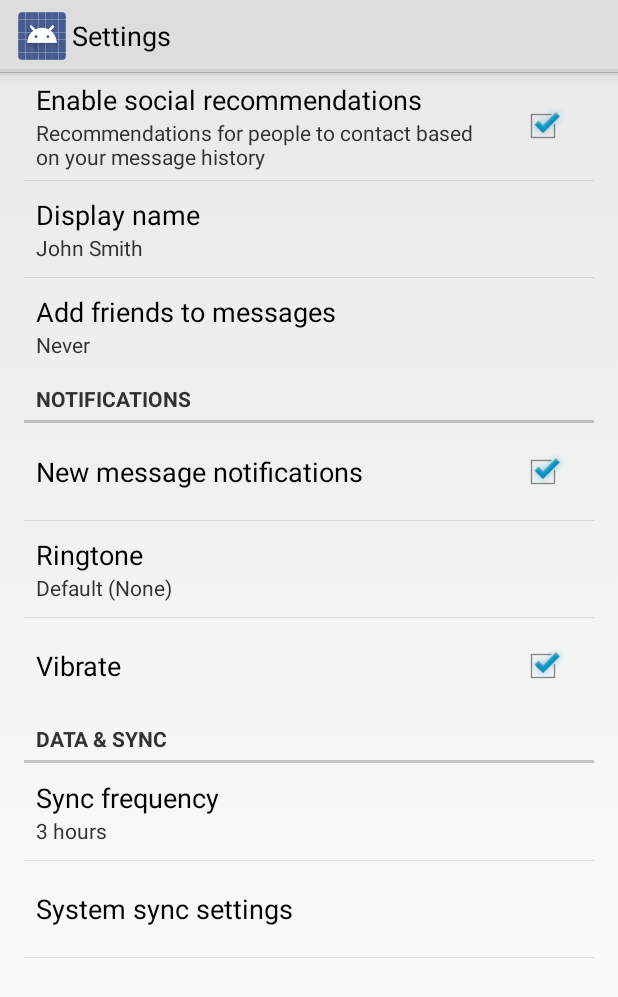
After one commit to njdart/botanyAppRepo, an Android app: the SettingsActivity screen opened directly, with no data from a screen before it, on a phone screen of 412 x 824 dp. The commit adds this screen. Shown: the top 997 px of the screen. Run offline under Robolectric (Android 15) with nearby library versions, the phone set to English and light mode, and no system bars.

Commit message:
Preferences menu

```diff
--- a/src/android/bottanyApp/app/build.gradle
+++ b/src/android/bottanyApp/app/build.gradle
@@ -21,6 +21,7 @@
 
 dependencies {
     compile fileTree(dir: 'libs', include: ['*.jar'])
-    compile 'com.google.android.gms:play-services:6.1.71'
-    compile 'com.android.support:appcompat-v7:21.0.0'
+    compile 'com.google.android.gms:play-services:6.5.87'
+    compile 'com.android.support:appcompat-v7:21.0.3'
+    compile 'com.android.support:support-v4:21.0.3'
 }
--- /dev/null
+++ b/src/android/bottanyApp/app/src/main/java/uk/ac/aber/cs221/group2/SettingsActivity.java
@@ -0,0 +1,259 @@
+package uk.ac.aber.cs221.group2;
+
+import android.annotation.TargetApi;
+import android.content.Context;
+import android.content.res.Configuration;
+import android.media.Ringtone;
+import android.media.RingtoneManager;
+import android.net.Uri;
+import android.os.Build;
+import android.os.Bundle;
+import android.preference.ListPreference;
+import android.preference.Preference;
+import android.preference.PreferenceActivity;
+import android.preference.PreferenceCategory;
+import android.preference.PreferenceFragment;
+import android.preference.PreferenceManager;
+import android.preference.RingtonePreference;
+import android.text.TextUtils;
+
+
+import java.util.List;
+
+/**
+ * A {@link PreferenceActivity} that presents a set of application settings. On
+ * handset devices, settings are presented as a single list. On tablets,
+ * settings are split by category, with category headers shown to the left of
+ * the list of settings.
+ * <p/>
+ * See <a href="http://developer.android.com/design/patterns/settings.html">
+ * Android Design: Settings</a> for design guidelines and the <a
+ * href="http://developer.android.com/guide/topics/ui/settings.html">Settings
+ * API Guide</a> for more information on developing a Settings UI.
+ */
+public class SettingsActivity extends PreferenceActivity {
+    /**
+     * Determines whether to always show the simplified settings UI, where
+     * settings are presented in a single list. When false, settings are shown
+     * as a master/detail two-pane view on tablets. When true, a single pane is
+     * shown on tablets.
+     */
+    private static final boolean ALWAYS_SIMPLE_PREFS = false;
+
+
+    @Override
+    protected void onPostCreate(Bundle savedInstanceState) {
+        super.onPostCreate(savedInstanceState);
+
+        setupSimplePreferencesScreen();
+    }
+
+    /**
+     * Shows the simplified settings UI if the device configuration if the
+     * device configuration dictates that a simplified, single-pane UI should be
+     * shown.
+     */
+    private void setupSimplePreferencesScreen() {
+        if (!isSimplePreferences(this)) {
+            return;
+        }
+
+        // In the simplified UI, fragments are not used at all and we instead
+        // use the older PreferenceActivity APIs.
+
+        // Add 'general' preferences.
+        addPreferencesFromResource(R.xml.pref_general);
+
+        // Add 'notifications' preferences, and a corresponding header.
+        PreferenceCategory fakeHeader = new PreferenceCategory(this);
+        fakeHeader.setTitle(R.string.pref_header_notifications);
+        getPreferenceScreen().addPreference(fakeHeader);
+        addPreferencesFromResource(R.xml.pref_notification);
+
+        // Add 'data and sync' preferences, and a corresponding header.
+        fakeHeader = new PreferenceCategory(this);
+        fakeHeader.setTitle(R.string.pref_header_data_sync);
+        getPreferenceScreen().addPreference(fakeHeader);
+        addPreferencesFromResource(R.xml.pref_data_sync);
+
+        // Bind the summaries of EditText/List/Dialog/Ringtone preferences to
+        // their values. When their values change, their summaries are updated
+        // to reflect the new value, per the Android Design guidelines.
+        bindPreferenceSummaryToValue(findPreference("example_text"));
+        bindPreferenceSummaryToValue(findPreference("example_list"));
+        bindPreferenceSummaryToValue(findPreference("notifications_new_message_ringtone"));
+        bindPreferenceSummaryToValue(findPreference("sync_frequency"));
+    }
+
+    /**
+     * {@inheritDoc}
+     */
+    @Override
+    public boolean onIsMultiPane() {
+        return isXLargeTablet(this) && !isSimplePreferences(this);
+    }
+
+    /**
+     * Helper method to determine if the device has an extra-large screen. For
+     * example, 10" tablets are extra-large.
+     */
+    private static boolean isXLargeTablet(Context context) {
+        return (context.getResources().getConfiguration().screenLayout
+                & Configuration.SCREENLAYOUT_SIZE_MASK) >= Configuration.SCREENLAYOUT_SIZE_XLARGE;
+    }
+
+    /**
+     * Determines whether the simplified settings UI should be shown. This is
+     * true if this is forced via {@link #ALWAYS_SIMPLE_PREFS}, or the device
+     * doesn't have newer APIs like {@link PreferenceFragment}, or the device
+     * doesn't have an extra-large screen. In these cases, a single-pane
+     * "simplified" settings UI should be shown.
+     */
+    private static boolean isSimplePreferences(Context context) {
+        return ALWAYS_SIMPLE_PREFS
+                || Build.VERSION.SDK_INT < Build.VERSION_CODES.HONEYCOMB
+                || !isXLargeTablet(context);
+    }
+
+    /**
+     * {@inheritDoc}
+     */
+    @Override
+    @TargetApi(Build.VERSION_CODES.HONEYCOMB)
+    public void onBuildHeaders(List<Header> target) {
+        if (!isSimplePreferences(this)) {
+            loadHeadersFromResource(R.xml.pref_headers, target);
+        }
+    }
+
+    /**
+     * A preference value change listener that updates the preference's summary
+     * to reflect its new value.
+     */
+    private static Preference.OnPreferenceChangeListener sBindPreferenceSummaryToValueListener = new Preference.OnPreferenceChangeListener() {
+        @Override
+        public boolean onPreferenceChange(Preference preference, Object value) {
+            String stringValue = value.toString();
+
+            if (preference instanceof ListPreference) {
+                // For list preferences, look up the correct display value in
+                // the preference's 'entries' list.
+                ListPreference listPreference = (ListPreference) preference;
+                int index = listPreference.findIndexOfValue(stringValue);
+
+                // Set the summary to reflect the new value.
+                preference.setSummary(
+                        index >= 0
+                                ? listPreference.getEntries()[index]
+                                : null);
+
+            } else if (preference instanceof RingtonePreference) {
+                // For ringtone preferences, look up the correct display value
+                // using RingtoneManager.
+                if (TextUtils.isEmpty(stringValue)) {
+                    // Empty values correspond to 'silent' (no ringtone).
+                    preference.setSummary(R.string.pref_ringtone_silent);
+
+                } else {
+                    Ringtone ringtone = RingtoneManager.getRingtone(
+                            preference.getContext(), Uri.parse(stringValue));
+
+                    if (ringtone == null) {
+                        // Clear the summary if there was a lookup error.
+                        preference.setSummary(null);
+                    } else {
+                        // Set the summary to reflect the new ringtone display
+                        // name.
+                        String name = ringtone.getTitle(preference.getContext());
+                        preference.setSummary(name);
+                    }
+                }
+
+            } else {
+                // For all other preferences, set the summary to the value's
+                // simple string representation.
+                preference.setSummary(stringValue);
+            }
+            return true;
+        }
+    };
+
+    /**
+     * Binds a preference's summary to its value. More specifically, when the
+     * preference's value is changed, its summary (line of text below the
+     * preference title) is updated to reflect the value. The summary is also
+     * immediately updated upon calling this method. The exact display format is
+     * dependent on the type of preference.
+     *
+     * @see #sBindPreferenceSummaryToValueListener
+     */
+    private static void bindPreferenceSummaryToValue(Preference preference) {
+        // Set the listener to watch for value changes.
+        preference.setOnPreferenceChangeListener(sBindPreferenceSummaryToValueListener);
+
+        // Trigger the listener immediately with the preference's
+        // current value.
+        sBindPreferenceSummaryToValueListener.onPreferenceChange(preference,
+                PreferenceManager
+                        .getDefaultSharedPreferences(preference.getContext())
+                        .getString(preference.getKey(), ""));
+    }
+
+    /**
+     * This fragment shows general preferences only. It is used when the
+     * activity is showing a two-pane settings UI.
+     */
+    @TargetApi(Build.VERSION_CODES.HONEYCOMB)
+    public static class GeneralPreferenceFragment extends PreferenceFragment {
+        @Override
+        public void onCreate(Bundle savedInstanceState) {
+            super.onCreate(savedInstanceState);
+            addPreferencesFromResource(R.xml.pref_general);
+
+            // Bind the summaries of EditText/List/Dialog/Ringtone preferences
+            // to their values. When their values change, their summaries are
+            // updated to reflect the new value, per the Android Design
+            // guidelines.
+            bindPreferenceSummaryToValue(findPreference("example_text"));
+            bindPreferenceSummaryToValue(findPreference("example_list"));
+        }
+    }
+
+    /**
+     * This fragment shows notification preferences only. It is used when the
+     * activity is showing a two-pane settings UI.
+     */
+    @TargetApi(Build.VERSION_CODES.HONEYCOMB)
+    public static class NotificationPreferenceFragment extends PreferenceFragment {
+        @Override
+        public void onCreate(Bundle savedInstanceState) {
+            super.onCreate(savedInstanceState);
+            addPreferencesFromResource(R.xml.pref_notification);
+
+            // Bind the summaries of EditText/List/Dialog/Ringtone preferences
+            // to their values. When their values change, their summaries are
+            // updated to reflect the new value, per the Android Design
+            // guidelines.
+            bindPreferenceSummaryToValue(findPreference("notifications_new_message_ringtone"));
+        }
+    }
+
+    /**
+     * This fragment shows data and sync preferences only. It is used when the
+     * activity is showing a two-pane settings UI.
+     */
+    @TargetApi(Build.VERSION_CODES.HONEYCOMB)
+    public static class DataSyncPreferenceFragment extends PreferenceFragment {
+        @Override
+        public void onCreate(Bundle savedInstanceState) {
+            super.onCreate(savedInstanceState);
+            addPreferencesFromResource(R.xml.pref_data_sync);
+
+            // Bind the summaries of EditText/List/Dialog/Ringtone preferences
+            // to their values. When their values change, their summaries are
+            // updated to reflect the new value, per the Android Design
+            // guidelines.
+            bindPreferenceSummaryToValue(findPreference("sync_frequency"));
+        }
+    }
+}
--- a/src/android/bottanyApp/app/src/main/res/layout/activity_site_chooser.xml
+++ b/src/android/bottanyApp/app/src/main/res/layout/activity_site_chooser.xml
@@ -4,7 +4,7 @@
     android:paddingRight="@dimen/activity_horizontal_margin"
     android:paddingTop="@dimen/activity_vertical_margin"
     android:paddingBottom="@dimen/activity_vertical_margin"
-    tools:context="uk.ac.aber.cs221.group2.SiteChooser">
+    tools:context="uk.ac.aber.cs221.group2.SiteChooserActivity">
 
     <LinearLayout
         android:orientation="vertical"
--- a/src/android/bottanyApp/app/src/main/res/menu/menu_launch.xml
+++ /dev/null
@@ -1,6 +0,0 @@
-<menu xmlns:android="http://schemas.android.com/apk/res/android"
-    xmlns:tools="http://schemas.android.com/tools"
-    tools:context="uk.ac.aber.cs221.group2.LaunchActivity">
-    <!--<item android:id="@+id/action_settings" android:title="@string/action_settings"-->
-        <!--android:orderInCategory="100" android:showAsAction="never" />-->
-</menu>
--- a/src/android/bottanyApp/app/src/main/res/menu/menu_species_adder.xml
+++ /dev/null
@@ -1,6 +0,0 @@
-<menu xmlns:android="http://schemas.android.com/apk/res/android"
-    xmlns:tools="http://schemas.android.com/tools"
-    tools:context="uk.ac.aber.cs221.group2.SpeciesAdder">
-    <item android:id="@+id/action_settings" android:title="@string/action_settings"
-        android:orderInCategory="100" android:showAsAction="never" />
-</menu>
--- a/src/android/bottanyApp/app/src/main/res/values/strings.xml
+++ b/src/android/bottanyApp/app/src/main/res/values/strings.xml
@@ -7,5 +7,8 @@
     <string name="action_settings">Settings</string>
     <string name="title_activity_species_adder">Species Adder</string>
     <string name="title_activity_site_chooser">Choose a Site</string>
+    <string name="title_activity_main">MainActivity</string>
+    <string name="foo_settings">foo</string>
+    <string name="action_preferences">Preferences</string>
 
 </resources>
--- /dev/null
+++ b/src/android/bottanyApp/app/src/main/res/values/strings_activity_settings.xml
@@ -0,0 +1,61 @@
+<resources>
+    <string name="title_activity_settings">Settings</string>
+
+    <!-- Strings related to Settings -->
+
+    <!-- Example General settings -->
+    <string name="pref_header_general">General</string>
+
+    <string name="pref_title_social_recommendations">Enable social recommendations</string>
+    <string name="pref_description_social_recommendations">Recommendations for people to contact
+        based on your message history
+    </string>
+
+    <string name="pref_title_display_name">Display name</string>
+    <string name="pref_default_display_name">John Smith</string>
+
+    <string name="pref_title_add_friends_to_messages">Add friends to messages</string>
+    <string-array name="pref_example_list_titles">
+        <item>Always</item>
+        <item>When possible</item>
+        <item>Never</item>
+    </string-array>
+    <string-array name="pref_example_list_values">
+        <item>1</item>
+        <item>0</item>
+        <item>-1</item>
+    </string-array>
+
+    <!-- Example settings for Data & Sync -->
+    <string name="pref_header_data_sync">Data &amp; sync</string>
+
+    <string name="pref_title_sync_frequency">Sync frequency</string>
+    <string-array name="pref_sync_frequency_titles">
+        <item>15 minutes</item>
+        <item>30 minutes</item>
+        <item>1 hour</item>
+        <item>3 hours</item>
+        <item>6 hours</item>
+        <item>Never</item>
+    </string-array>
+    <string-array name="pref_sync_frequency_values">
+        <item>15</item>
+        <item>30</item>
+        <item>60</item>
+        <item>180</item>
+        <item>360</item>
+        <item>-1</item>
+    </string-array>
+
+    <string name="pref_title_system_sync_settings">System sync settings</string>
+
+    <!-- Example settings for Notifications -->
+    <string name="pref_header_notifications">Notifications</string>
+
+    <string name="pref_title_new_message_notifications">New message notifications</string>
+
+    <string name="pref_title_ringtone">Ringtone</string>
+    <string name="pref_ringtone_silent">Silent</string>
+
+    <string name="pref_title_vibrate">Vibrate</string>
+</resources>
--- /dev/null
+++ b/src/android/bottanyApp/app/src/main/res/xml/pref_data_sync.xml
@@ -0,0 +1,21 @@
+<PreferenceScreen xmlns:android="http://schemas.android.com/apk/res/android">
+
+    <!-- NOTE: Hide buttons to simplify the UI. Users can touch outside the dialog to
+         dismiss it. -->
+    <!-- NOTE: ListPreference's summary should be set to its value by the activity code. -->
+    <ListPreference
+        android:key="sync_frequency"
+        android:title="@string/pref_title_sync_frequency"
+        android:entries="@array/pref_sync_frequency_titles"
+        android:entryValues="@array/pref_sync_frequency_values"
+        android:defaultValue="180"
+        android:negativeButtonText="@null"
+        android:positiveButtonText="@null" />
+
+    <!-- This preference simply launches an intent when selected. Use this UI sparingly, per
+         design guidelines. -->
+    <Preference android:title="@string/pref_title_system_sync_settings">
+        <intent android:action="android.settings.SYNC_SETTINGS" />
+    </Preference>
+
+</PreferenceScreen>
--- /dev/null
+++ b/src/android/bottanyApp/app/src/main/res/xml/pref_general.xml
@@ -0,0 +1,33 @@
+<PreferenceScreen xmlns:android="http://schemas.android.com/apk/res/android">
+
+    <CheckBoxPreference
+        android:key="example_checkbox"
+        android:title="@string/pref_title_social_recommendations"
+        android:summary="@string/pref_description_social_recommendations"
+        android:defaultValue="true" />
+
+    <!-- NOTE: EditTextPreference accepts EditText attributes. -->
+    <!-- NOTE: EditTextPreference's summary should be set to its value by the activity code. -->
+    <EditTextPreference
+        android:key="example_text"
+        android:title="@string/pref_title_display_name"
+        android:defaultValue="@string/pref_default_display_name"
+        android:selectAllOnFocus="true"
+        android:inputType="textCapWords"
+        android:capitalize="words"
+        android:singleLine="true"
+        android:maxLines="1" />
+
+    <!-- NOTE: Hide buttons to simplify the UI. Users can touch outside the dialog to
+         dismiss it. -->
+    <!-- NOTE: ListPreference's summary should be set to its value by the activity code. -->
+    <ListPreference
+        android:key="example_list"
+        android:title="@string/pref_title_add_friends_to_messages"
+        android:defaultValue="-1"
+        android:entries="@array/pref_example_list_titles"
+        android:entryValues="@array/pref_example_list_values"
+        android:negativeButtonText="@null"
+        android:positiveButtonText="@null" />
+
+</PreferenceScreen>
--- /dev/null
+++ b/src/android/bottanyApp/app/src/main/res/xml/pref_headers.xml
@@ -0,0 +1,15 @@
+<preference-headers xmlns:android="http://schemas.android.com/apk/res/android">
+
+    <!-- These settings headers are only used on tablets. -->
+
+    <header android:fragment="uk.ac.aber.cs221.group2.SettingsActivity$GeneralPreferenceFragment"
+        android:title="@string/pref_header_general" />
+
+    <header
+        android:fragment="uk.ac.aber.cs221.group2.SettingsActivity$NotificationPreferenceFragment"
+        android:title="@string/pref_header_notifications" />
+
+    <header android:fragment="uk.ac.aber.cs221.group2.SettingsActivity$DataSyncPreferenceFragment"
+        android:title="@string/pref_header_data_sync" />
+
+</preference-headers>
--- /dev/null
+++ b/src/android/bottanyApp/app/src/main/res/xml/pref_notification.xml
@@ -0,0 +1,27 @@
+<PreferenceScreen xmlns:android="http://schemas.android.com/apk/res/android">
+
+    <!-- A 'parent' preference, which enables/disables child preferences (below)
+         when checked/unchecked. -->
+    <CheckBoxPreference
+        android:key="notifications_new_message"
+        android:title="@string/pref_title_new_message_notifications"
+        android:defaultValue="true" />
+
+    <!-- Allows the user to choose a ringtone in the 'notification' category. -->
+    <!-- NOTE: This preference will be enabled only when the checkbox above is checked. -->
+    <!-- NOTE: RingtonePreference's summary should be set to its value by the activity code. -->
+    <RingtonePreference
+        android:dependency="notifications_new_message"
+        android:key="notifications_new_message_ringtone"
+        android:title="@string/pref_title_ringtone"
+        android:ringtoneType="notification"
+        android:defaultValue="content://settings/system/notification_sound" />
+
+    <!-- NOTE: This preference will be enabled only when the checkbox above is checked. -->
+    <CheckBoxPreference
+        android:dependency="notifications_new_message"
+        android:key="notifications_new_message_vibrate"
+        android:title="@string/pref_title_vibrate"
+        android:defaultValue="true" />
+
+</PreferenceScreen>
```
Also changed, not shown: src/android/bottanyApp/app/src/main/AndroidManifest.xml (+8 -3 lines), src/android/bottanyApp/app/src/main/java/uk/ac/aber/cs221/group2/BaseActivity.java (added, +33 -0 lines), src/android/bottanyApp/app/src/main/java/uk/ac/aber/cs221/group2/LaunchActivity.java (+2 -28 lines), src/android/bottanyApp/app/src/main/java/uk/ac/aber/cs221/group2/SiteChooserActivity.java (renamed from src/android/bottanyApp/app/src/main/java/uk/ac/aber/cs221/group2/SiteChooser.java, +3 -28 lines), src/android/bottanyApp/app/src/main/java/uk/ac/aber/cs221/group2/SpeciesAdder.java (+1 -25 lines), src/android/bottanyApp/app/src/main/res/menu/menu_base.xml (added, +11 -0 lines), src/android/bottanyApp/app/src/main/res/menu/menu_site_chooser.xml (deleted, +0 -7 lines), 1 other file.
